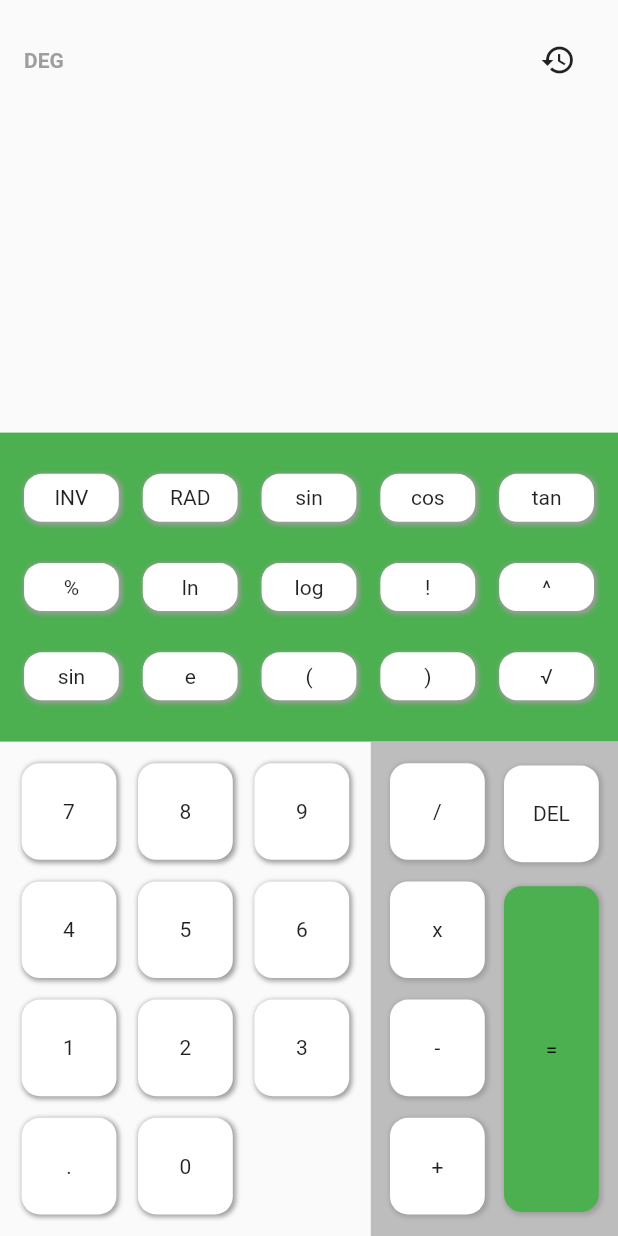
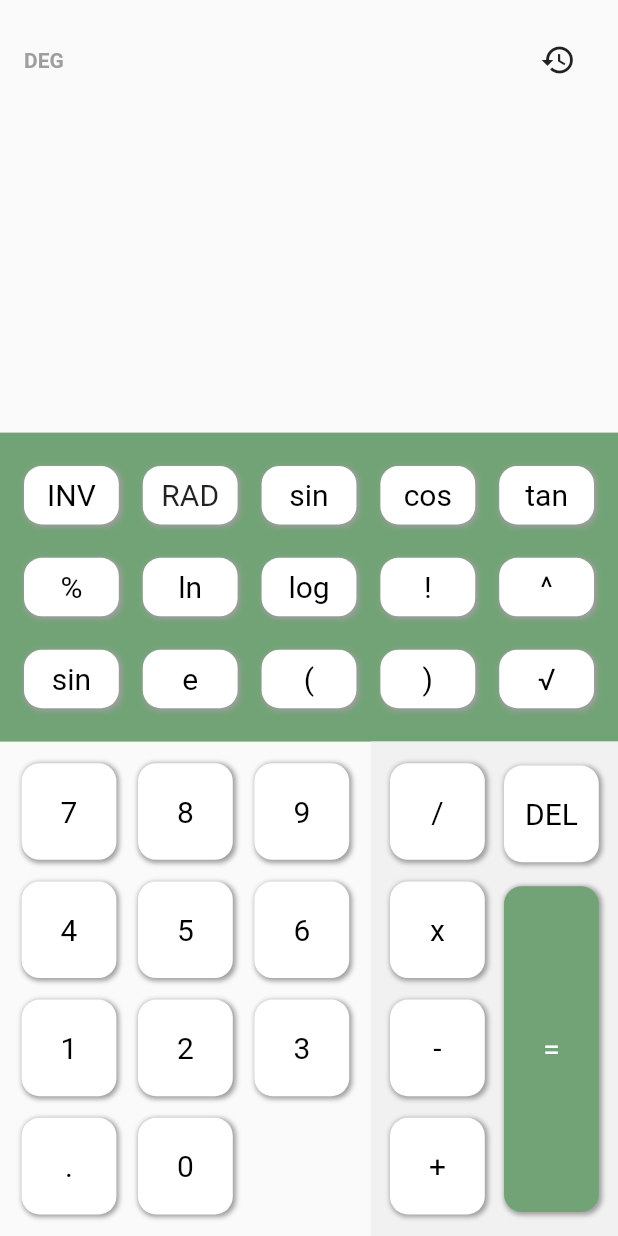
Before and after one commit to keepdeploying/calculator, a Flutter app: the screen it shows after launch, on a phone screen of 412 x 824 dp. Run offline on Flutter 3.47's test engine with Material 2 defaults, Android fonts, the phone set to English and light mode, and no system bars; our stand-ins replace get_it, injectable, stacked.

Commit message:
fix: improve UI
use exact green color as found in UI.
make button text larger.
make equals white as it is on green background.
update the grey background of base operators to match UI's spec.

```diff
--- a/lib/ui/views/calc_button/calc_button_view.dart
+++ b/lib/ui/views/calc_button/calc_button_view.dart
@@ -19,7 +19,14 @@ class CalcButtonView extends StatelessWidget {
       builder: (context, model, child) {
         return GestureDetector(
           child: Container(
-            child: Center(child: Text(calcButton.text)),
+            child: Center(
+                child: Text(
+              calcButton.text,
+              style: TextStyle(
+                fontSize: 20,
+                color: color != null ? Colors.white : Colors.black,
+              ),
+            )),
             decoration: BoxDecoration(
               borderRadius: BorderRadius.circular(12),
               boxShadow: const [
--- a/lib/ui/views/calculator/calculator_view.dart
+++ b/lib/ui/views/calculator/calculator_view.dart
@@ -9,6 +9,8 @@ import '../deg_rad_button/deg_rad_button_view.dart';
 import '../deg_rad_state/deg_rad_state_view.dart';
 import '../display/display_view.dart';
 import 'calculator_viewmodel.dart';
+
+const kGreenColor = Color(0xFF72A376);
 
 class CalculatorView extends StatelessWidget {
   const CalculatorView({Key? key}) : super(key: key);
@@ -47,7 +49,7 @@ class CalculatorView extends StatelessWidget {
                     padding: const EdgeInsets.all(16),
                   ),
                   Container(
-                    color: Colors.green,
+                    color: kGreenColor,
                     child: Column(
                       mainAxisAlignment: MainAxisAlignment.spaceEvenly,
                       children: moreOperators
@@ -104,7 +106,7 @@ class CalculatorView extends StatelessWidget {
                           width: screenWidth * 0.6,
                         ),
                         Container(
-                          color: Colors.grey[400],
+                          color: const Color(0xFFF1F1F1),
                           child: Row(
                             mainAxisAlignment: MainAxisAlignment.spaceEvenly,
                             children: [
@@ -130,7 +132,7 @@ class CalculatorView extends StatelessWidget {
                                   ),
                                   CalcButtonView(
                                     const CalcButton('=', ButtonType.equals),
-                                    color: Colors.green,
+                                    color: kGreenColor,
                                     height: 24 + (((_h * 0.4) - 72) / 4) * 3,
                                   )
                                 ],
--- a/lib/ui/views/deg_rad_button/deg_rad_button_view.dart
+++ b/lib/ui/views/deg_rad_button/deg_rad_button_view.dart
@@ -18,7 +18,12 @@ class DegRadButtonView extends StatelessWidget {
       viewModelBuilder: () => DegRadButtonViewModel(),
       builder: (context, model, child) => GestureDetector(
         child: Container(
-          child: Center(child: Text(model.current)),
+          child: Center(
+            child: Text(
+              model.current,
+              style: const TextStyle(fontSize: 20),
+            ),
+          ),
           decoration: BoxDecoration(
             borderRadius: BorderRadius.circular(12),
             boxShadow: const [
```
